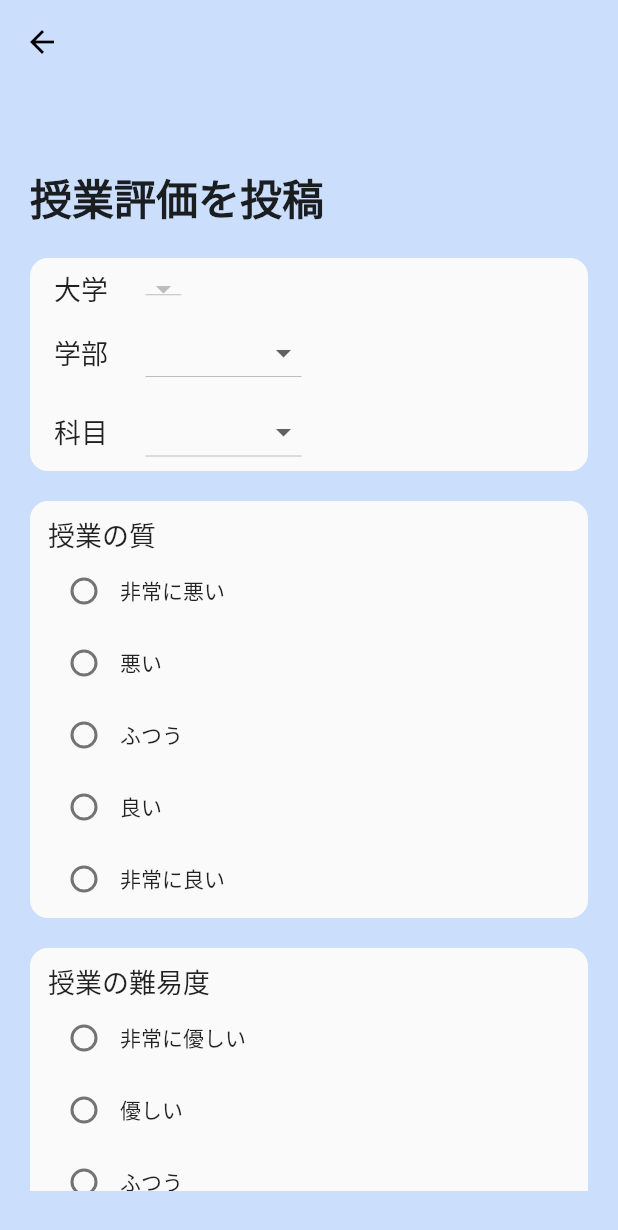
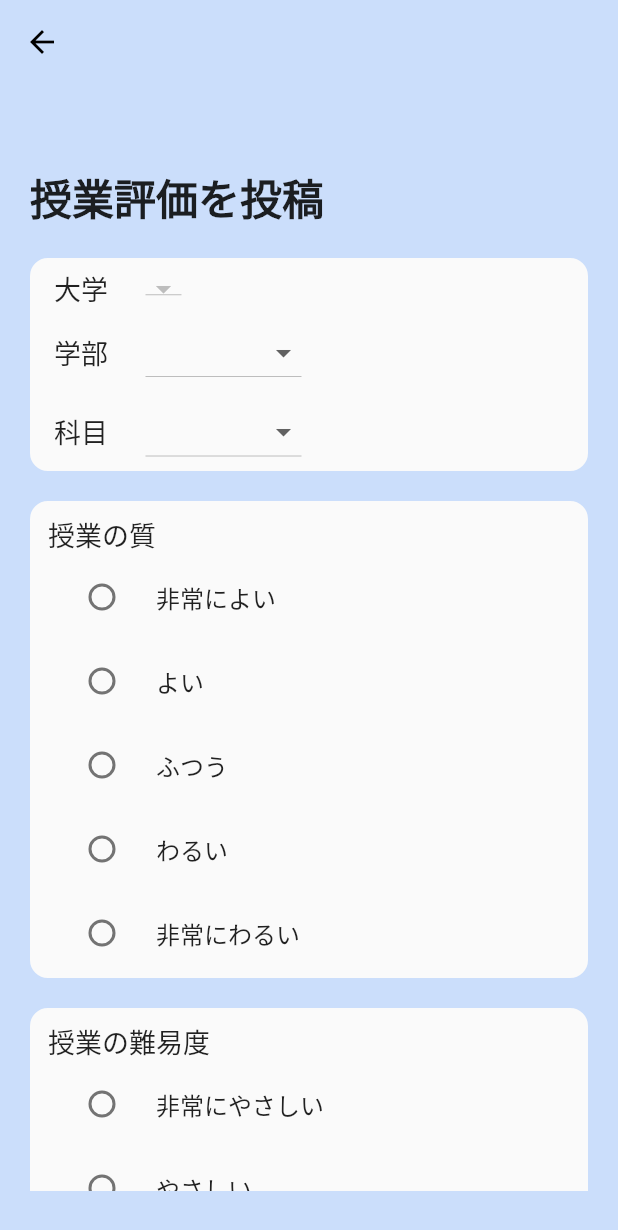
Before and after one commit to Yosuke-Aramaki/gx_flutter_app_1, a Flutter app: the screen it shows after launch, after a tap on "授業評価を投稿", on a phone screen of 412 x 824 dp. Shown: the top 1230 px of the screen. Run offline on Flutter 3.47's test engine with Material 2 defaults, Android fonts, the phone set to English and light mode, and no system bars; our stand-ins replace cloud_firestore; accounts and stored records are empty.

Commit message:
set review model to fix issue #5

```diff
--- a/lib/pages/addScreen.dart
+++ b/lib/pages/addScreen.dart
@@ -224,7 +224,15 @@ class _AddScreenState extends State<AddScreen> {
     }
   }
 
-  Widget lecQualityButton() {
+  List<ReviewsModel> _lectureQualityButtonGroup = [
+    ReviewsModel(title: "非常によい", value: 5),
+    ReviewsModel(title: "よい", value: 4),
+    ReviewsModel(title: "ふつう", value: 3),
+    ReviewsModel(title: "わるい", value: 2),
+    ReviewsModel(title: "非常にわるい", value: 1),
+  ];
+
+  Widget lectureQualityButton() {
     return Container(
       margin: EdgeInsets.only(top:20.0, bottom: 10.0),
       padding: EdgeInsets.only(left: 10.0),
@@ -247,65 +255,31 @@ class _AddScreenState extends State<AddScreen> {
             )
           ),
           Column(
-          children: <Widget>[
-              Row(
-                children: <Widget>[
-                  new Radio(
-                    value: 1,
+            children:_lectureQualityButtonGroup.map((data) => RadioListTile(
+              title: Text(data.title),
               groupValue: _lectureQuality,
-                    onChanged: _setQuality,
-                  ),
-                  new Text('非常に悪い'),
-                ],
-              ),
-              Row(
-                children: <Widget>[
-                new Radio(
-                  value: 2,
-                  groupValue: _lectureQuality,
-                  onChanged: _setQuality,
-                ),
-                new Text('悪い'),
-                ],
-              ),
-              Row(
-                children: <Widget>[
-                new Radio(
-                  value: 3,
-                  groupValue: _lectureQuality,
-                  onChanged: _setQuality,
-                ),
-                new Text('ふつう'),
-                ],
-              ),
-              Row(
-                children: <Widget>[
-                new Radio(
-                  value: 4,
-                  groupValue: _lectureQuality,
-                  onChanged: _setQuality,
-                ),
-                new Text('良い'),
-                ],
-              ),
-              Row(
-                children: <Widget>[
-                new Radio(
-                  value: 5,
-                  groupValue: _lectureQuality,
-                  onChanged: _setQuality,
-                ),
-                new Text('非常に良い'),
-                ],
-              ),
-            ],
+              value: data.value,
+              onChanged: (value) {
+                setState(() {
+                  _lectureQuality = value;
+                });
+              },
+            )).toList(),
           ),
         ],
       ),
     );
   }
 
-  Widget lecDifficultyButton() {
+  List<ReviewsModel> _lectureDifficlutyButtonGroup = [
+    ReviewsModel(title: "非常にやさしい", value: 5),
+    ReviewsModel(title: "やさしい", value: 4),
+    ReviewsModel(title: "ふつう", value: 3),
+    ReviewsModel(title: "むづかしい", value: 2),
+    ReviewsModel(title: "非常にむずかしい", value: 1),
+  ];
+
+  Widget lectureDifficultyButton() {
     return Container(
       margin: EdgeInsets.only(top:10.0, bottom: 10.0),
       padding: EdgeInsets.only(left: 10.0),
@@ -328,65 +302,28 @@ class _AddScreenState extends State<AddScreen> {
             )
           ),
           Column(
-            children: <Widget>[
-              Row(
-                children: <Widget>[
-                  new Radio(
-                    value: 1,
+            children:_lectureDifficlutyButtonGroup.map((data) => RadioListTile(
+              title: Text(data.title),
               groupValue: _lectureDifficulty,
-                    onChanged: _setDifficulty,
-                  ),
-                  new Text('非常に優しい'),
-                ],
-              ),
-              Row(
-                children: <Widget>[
-                new Radio(
-                  value: 2,
-                  groupValue: _lectureDifficulty,
-                  onChanged: _setDifficulty,
-                ),
-                new Text('優しい'),
-                ],
-              ),
-              Row(
-                children: <Widget>[
-                new Radio(
-                  value: 3,
-                  groupValue: _lectureDifficulty,
-                  onChanged: _setDifficulty,
-                ),
-                new Text('ふつう'),
-                ],
-              ),
-              Row(
-                children: <Widget>[
-                new Radio(
-                  value: 4,
-                  groupValue: _lectureDifficulty,
-                  onChanged: _setDifficulty,
-                ),
-                new Text('難しい'),
-                ],
-              ),
-              Row(
-                children: <Widget>[
-                new Radio(
-                  value: 5,
-                  groupValue: _lectureDifficulty,
-                  onChanged: _setDifficulty,
-                ),
-                new Text('非常に難しい'),
-                ],
-              ),
-            ],
+              value: data.value,
+              onChanged: (value) {
+                setState(() {
+                  _lectureDifficulty = value;
+                });
+              },
+            )).toList(),
           ),
         ],
       ),
     );
   }
 
-  Widget lecAttendanceButton() {
+  List<ReviewsModel> _lectureAttendanceButtonGroup = [
+    ReviewsModel(title: "必須", value: 1),
+    ReviewsModel(title: "必須でない", value: 2),
+  ];
+
+  Widget lectureAttendanceButton() {
     return Container(
       margin: EdgeInsets.only(top:10.0, bottom: 10.0),
       padding: EdgeInsets.only(left: 10.0),
@@ -409,35 +346,29 @@ class _AddScreenState extends State<AddScreen> {
             )
           ),
           Column(
-            children: <Widget>[
-              Row(
-                children: <Widget>[
-                new Radio(
-                  value: 1,
+            children:_lectureAttendanceButtonGroup.map((data) => RadioListTile(
+              title: Text(data.title),
               groupValue: _lectureAttendance,
-                  onChanged: _setAttendance,
-                ),
-                new Text('必須'),
-                ],
-              ),
-              Row(
-                children: <Widget>[
-                new Radio(
-                  value: 2,
-                  groupValue: _lectureAttendance,
-                  onChanged: _setAttendance,
-                ),
-                new Text('必須でない'),
-                ],
-              ),
-            ]
+              value: data.value,
+              onChanged: (value) {
+                setState(() {
+                  _lectureAttendance = value;
+                });
+              },
+            )).toList(),
           ),
         ],
       ),
     );
   }
 
-  Widget lecHWFrequencyButton() {
+  List<ReviewsModel> _lectureHWFrequencyButtonGroup = [
+    ReviewsModel(title: "毎回ある", value: 1),
+    ReviewsModel(title: "たまに", value: 2),
+    ReviewsModel(title: "ほとんどない", value: 3),
+  ];
+
+  Widget lectureHWFrequencyButton() {
     return Container(
       margin: EdgeInsets.only(top:10.0, bottom: 10.0),
       padding: EdgeInsets.only(left: 10.0),
@@ -460,38 +391,16 @@ class _AddScreenState extends State<AddScreen> {
             )
           ),
           Column(
-            children: <Widget>[
-              Row(
-                children: <Widget>[
-                new Radio(
-                  value: 1,
+            children:_lectureHWFrequencyButtonGroup.map((data) => RadioListTile(
+              title: Text(data.title),
               groupValue: _lectureHWFrequency,
-                  onChanged: _setHWFrequency,
-                ),
-                new Text('毎回ある'),
-                ],
-              ),
-              Row(
-                children: <Widget>[
-                new Radio(
-                  value: 2,
-                  groupValue: _lectureHWFrequency,
-                  onChanged: _setHWFrequency,
-                ),
-                new Text('たまに'),
-                ],
-              ),
-              Row(
-                children: <Widget>[
-                new Radio(
-                  value: 3,
-                  groupValue: _lectureHWFrequency,
-                  onChanged: _setHWFrequency,
-                ),
-                new Text('ほとんどない'),
-                ],
-              ),
-            ]
+              value: data.value,
+              onChanged: (value) {
+                setState(() {
+                  _lectureHWFrequency = value;
+                });
+              },
+            )).toList(),
           ),
         ],
       ),
@@ -548,10 +457,10 @@ class _AddScreenState extends State<AddScreen> {
                     ],
                   ),
                 ),
-                lecQualityButton(),
-                lecDifficultyButton(),
-                lecAttendanceButton(),
-                lecHWFrequencyButton(),
+                lectureQualityButton(),
+                lectureDifficultyButton(),
+                lectureAttendanceButton(),
+                lectureHWFrequencyButton(),
                 Container(
                   margin: EdgeInsets.only(top:10.0),
                   padding: EdgeInsets.only(bottom: 8.0),
@@ -566,7 +475,7 @@ class _AddScreenState extends State<AddScreen> {
                   child: TextField(
                     keyboardType: TextInputType.multiline,
                     maxLines: null,
-                    controller: _commnetController,
+                    controller: _commentController,
                     decoration: InputDecoration(
                       labelText: 'コメント欄',
                     ),
@@ -582,7 +491,7 @@ class _AddScreenState extends State<AddScreen> {
                         "difficulty": _lectureDifficulty,
                         "attendance": _lectureAttendance,
                         "hw": _lectureHWFrequency,
-                        "comment": _commnetController.text,
+                        "comment": _commentController.text,
                       }
                     );
                     Navigator.pop(context);
@@ -597,3 +506,9 @@ class _AddScreenState extends State<AddScreen> {
     );
   }
 }
+
+class ReviewsModel {
+  String title;
+  int value;
+  ReviewsModel({this.title, this.value});
+}
```
Lines whose indentation alone changed are shown as unchanged.
